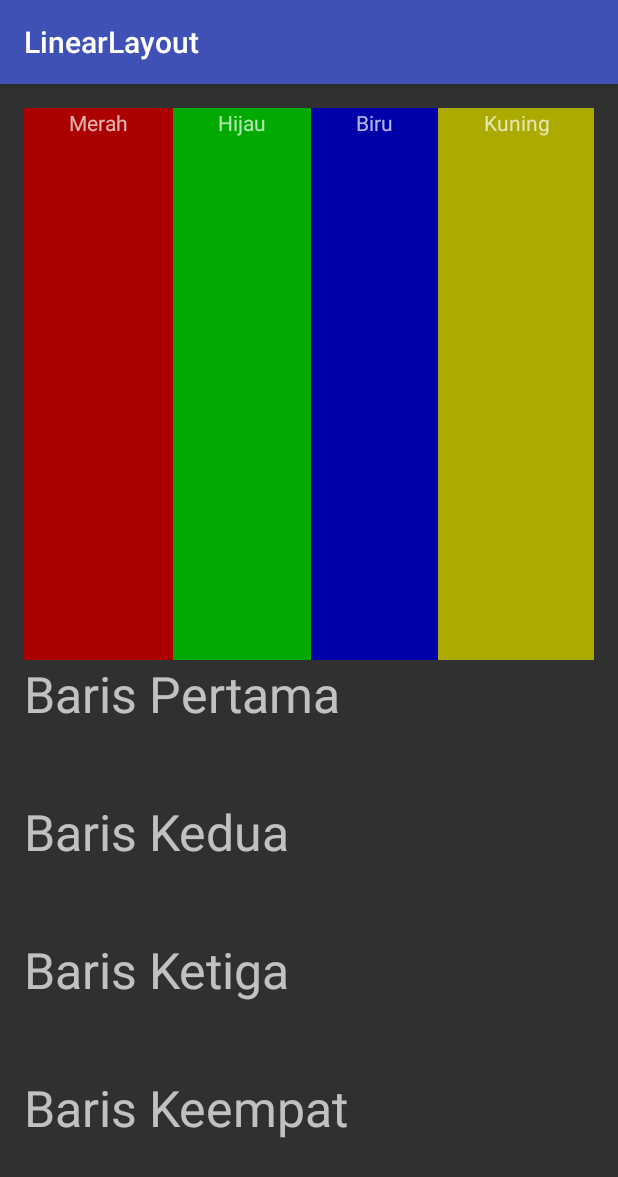
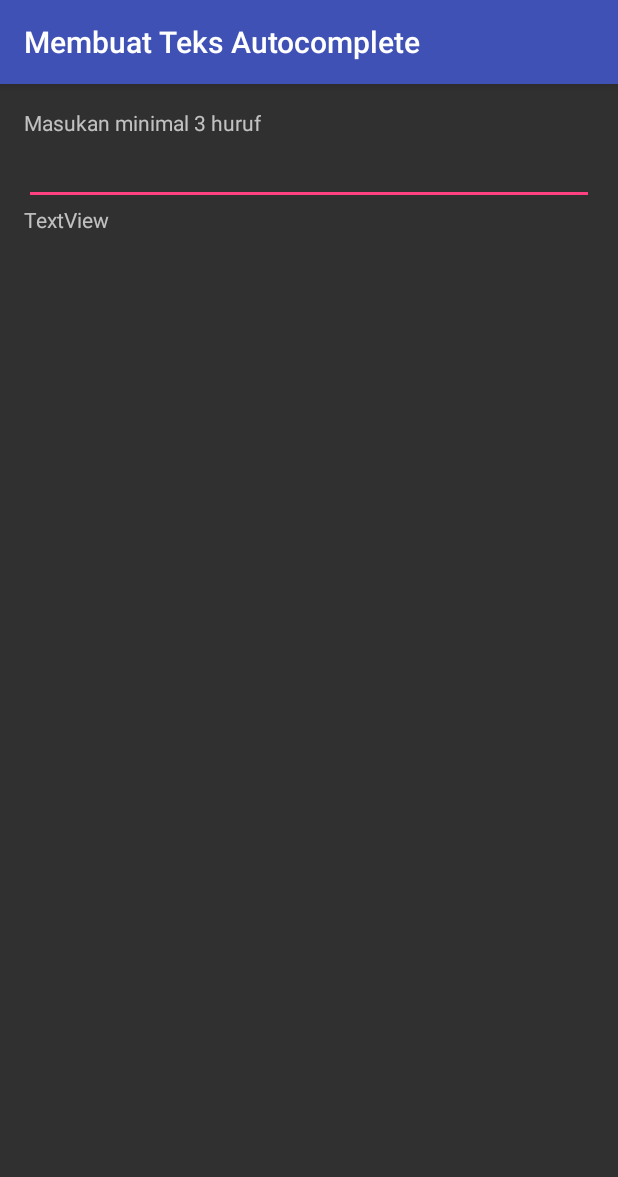
Before and after one commit to 151610237-smkassalaambandung/LinearLayout, an Android app: the screen it shows after launch (LinearLayoutSederhana before the commit, AutocompleteSederhana after it), on a phone screen of 412 x 824 dp. Shown: the top 1177 px of the screen. Run offline under Robolectric (Android 15) with nearby library versions, the light colour scheme and no system bars.

Commit message:
Autocomplete

```diff
--- /dev/null
+++ b/app/src/main/java/linear/com/linearlayout/AutocompleteSederhana.java
@@ -0,0 +1,41 @@
+package linear.com.linearlayout;
+
+import android.support.v7.app.AppCompatActivity;
+import android.os.Bundle;
+import android.text.Editable;
+import android.text.TextWatcher;
+import android.widget.ArrayAdapter;
+import android.widget.AutoCompleteTextView;
+import android.widget.TextView;
+
+public class AutocompleteSederhana extends  AppCompatActivity implements TextWatcher {
+
+    TextView hasil;
+    AutoCompleteTextView edit;
+    String[] item = {"Merbabu", "Merapi", "Lawu", "Rinjani", "Sumbing", "Sindoro", "Krakatau",
+            "Selat Sunda", "Selat Bali", "Selat Malaka", "Kalimantan", "Sulawesi", "Jawa"};
+
+    @Override
+    protected void onCreate(Bundle savedInstanceState) {
+        super.onCreate(savedInstanceState);
+        setContentView(R.layout.activity_autocomplete_sederhana);
+
+        hasil = (TextView) findViewById(R.id.hasil);
+        edit = (AutoCompleteTextView) findViewById(R.id.edit);
+        edit.addTextChangedListener(this);
+        edit.setAdapter(new ArrayAdapter<String>(this,
+                android.R.layout.simple_dropdown_item_1line, item));
+    }
+
+    public void onTextChanged(CharSequence s, int start, int before, int count){
+        hasil.setText(edit.getText());
+    }
+
+    public void beforeTextChanged(CharSequence s, int start, int count, int after) {
+        // not used
+    }
+
+    public void afterTextChanged(Editable s) {
+        // not used
+    }
+}
--- /dev/null
+++ b/app/src/main/res/layout/activity_autocomplete_sederhana.xml
@@ -0,0 +1,30 @@
+<?xml version="1.0" encoding="utf-8"?>
+<LinearLayout xmlns:android="http://schemas.android.com/apk/res/android"
+    xmlns:tools="http://schemas.android.com/tools"
+    android:id="@+id/activity_autocomplete_sederhana"
+    android:orientation="vertical"
+    android:layout_width="fill_parent"
+    android:layout_height="fill_parent"
+    android:paddingBottom="@dimen/activity_vertical_margin"
+    android:paddingLeft="@dimen/activity_horizontal_margin"
+    android:paddingRight="@dimen/activity_horizontal_margin"
+    android:paddingTop="@dimen/activity_vertical_margin"
+    tools:context="linear.com.linearlayout.AutocompleteSederhana">
+
+    <TextView
+        android:layout_width="wrap_content"
+        android:layout_height="wrap_content"
+        android:id="@+id/textView1"
+        android:text="@string/perintah"></TextView>
+    <AutoCompleteTextView
+        android:id="@+id/edit"
+        android:layout_width="fill_parent"
+        android:layout_height="wrap_content"
+        android:completionThreshold="3"/>
+    <TextView
+        android:layout_width="fill_parent"
+        android:layout_height="wrap_content"
+        android:id="@+id/hasil"
+        android:text="TextView"></TextView>
+
+</LinearLayout>
--- a/app/src/main/res/layout/activity_linear_layout_sederhana.xml
+++ b/app/src/main/res/layout/activity_linear_layout_sederhana.xml
@@ -35,7 +35,6 @@
         <TextView
             android:text="Biru"
             android:gravity="center_horizontal"
-            android:background="#0000aa"
             android:layout_width="wrap_content"
             android:layout_height="fill_parent"
             android:layout_weight="1"/>
--- a/app/src/main/res/values/strings.xml
+++ b/app/src/main/res/values/strings.xml
@@ -1,3 +1,5 @@
 <resources>
-    <string name="app_name">LinearLayout</string>
+    <string name="hello">Hello World, autocomplete!</string>
+    <string name="app_name">Membuat Teks Autocomplete</string>
+    <string name="perintah">Masukan minimal 3 huruf</string>
 </resources>
```
Also changed, not shown: app/src/main/AndroidManifest.xml (+7 -3 lines), app/src/main/java/linear/com/linearlayout/LayouTabel.java (added, +13 -0 lines), app/src/main/java/linear/com/linearlayout/RelativeLayoutSederhana.java (added, +13 -0 lines), app/src/main/java/linear/com/linearlayout/TampilanGambar.java (added, +13 -0 lines), app/src/main/res/layout/activity_layou_tabel.xml (added, +83 -0 lines), app/src/main/res/layout/activity_relative_layout_sederhana.xml (added, +39 -0 lines), app/src/main/res/layout/activity_tampilan_gambar.xml (added, +14 -0 lines), app/src/main/res/drawable/bb.jpg (added).
